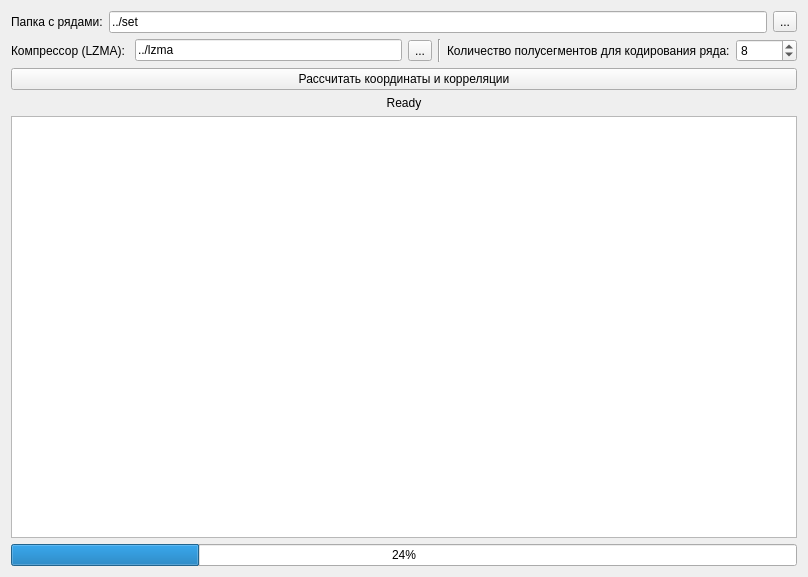
Qt form GUI/AnalyzeWidget.ui (gluk47/tsanalyzer) before a commit.
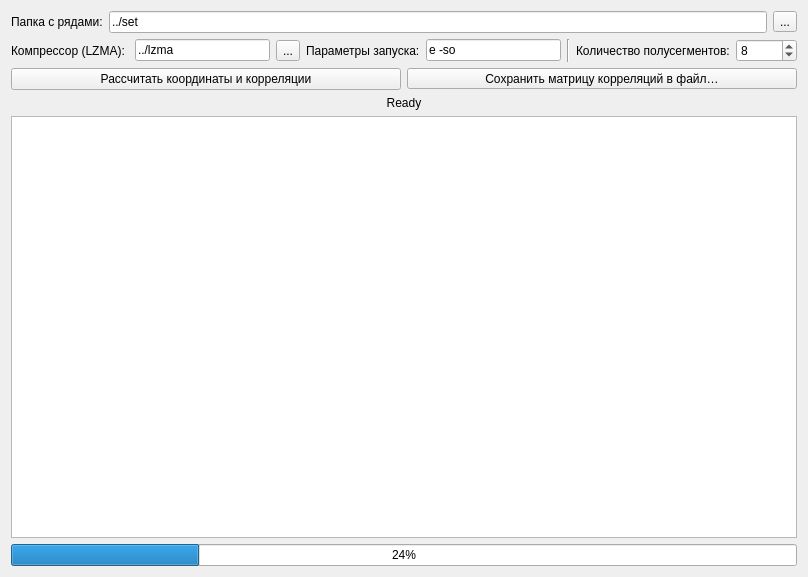
The same form after that commit. Icons and pictures are not drawn.

```diff
--- a/GUI/AnalyzeWidget.ui
+++ b/GUI/AnalyzeWidget.ui
@@ -62,6 +62,26 @@
        </property>
       </widget>
      </item>
+     <item>
+      <widget class="QLabel" name="label_4">
+       <property name="toolTip">
+        <string>&lt;html&gt;&lt;head/&gt;&lt;body&gt;&lt;p&gt;Аргументы командной строки для запуска компрессора.&lt;/p&gt;&lt;p&gt;Для lzma аргументы должны быть &lt;span style=&quot; font-weight:600;&quot;&gt;e -so&lt;/span&gt;.&lt;/p&gt;&lt;p&gt;Аргументы должны указывать компрессору сжимать данные и выводить результат в стандартный вывод (stdout).&lt;/p&gt;&lt;p&gt;Команда запуска компрессора выглядит следующим образом:&lt;br/&gt;lzma e -so uncompressed_file_name&lt;/p&gt;&lt;/body&gt;&lt;/html&gt;</string>
+       </property>
+       <property name="text">
+        <string>Параметры запуска:</string>
+       </property>
+      </widget>
+     </item>
+     <item>
+      <widget class="QLineEdit" name="lzmaArgs">
+       <property name="toolTip">
+        <string>&lt;html&gt;&lt;head/&gt;&lt;body&gt;&lt;p&gt;Аргументы командной строки для запуска компрессора.&lt;/p&gt;&lt;p&gt;Для lzma аргументы должны быть &lt;span style=&quot; font-weight:600;&quot;&gt;e -so&lt;/span&gt;.&lt;/p&gt;&lt;p&gt;Аргументы должны указывать компрессору сжимать данные и выводить результат в стандартный вывод (stdout).&lt;/p&gt;&lt;p&gt;Команда запуска компрессора выглядит следующим образом:&lt;br/&gt;lzma e -so uncompressed_file_name&lt;/p&gt;&lt;/body&gt;&lt;/html&gt;</string>
+       </property>
+       <property name="text">
+        <string>e -so</string>
+       </property>
+      </widget>
+     </item>
      <item>
       <widget class="Line" name="line">
        <property name="orientation">
@@ -75,7 +95,7 @@
         <string>&lt;html&gt;&lt;head/&gt;&lt;body&gt;&lt;p&gt;Область значений временного ряда равномерно разбивается на указанное количество полусегментов, а затем каждое его значение заменяется номером полусегмента, в которое это значение попадает; последний полусегмент дополняется справа до сегмента.&lt;/p&gt;&lt;p&gt;Это нужно для расчёта колмогоровской сложности и меры символьного разнообразия.&lt;/p&gt;&lt;/body&gt;&lt;/html&gt;</string>
        </property>
        <property name="text">
-        <string>Количество полусегментов для кодирования ряда:</string>
+        <string>Количество полусегментов:</string>
        </property>
       </widget>
      </item>
@@ -98,11 +118,58 @@
     </layout>
    </item>
    <item>
-    <widget class="QPushButton" name="go">
-     <property name="text">
-      <string>Рассчитать координаты и корреляции</string>
-     </property>
-    </widget>
+    <layout class="QHBoxLayout" name="horizontalLayout_3">
+     <item>
+      <widget class="QPushButton" name="go">
+       <property name="sizePolicy">
+        <sizepolicy hsizetype="MinimumExpanding" vsizetype="Fixed">
+         <horstretch>0</horstretch>
+         <verstretch>0</verstretch>
+        </sizepolicy>
+       </property>
+       <property name="text">
+        <string>Рассчитать координаты и корреляции</string>
+       </property>
+      </widget>
+     </item>
+     <item>
+      <widget class="QWidget" name="correlationSaveWidget" native="true">
+       <layout class="QHBoxLayout" name="horizontalLayout_4">
+        <property name="leftMargin">
+         <number>0</number>
+        </property>
+        <property name="topMargin">
+         <number>0</number>
+        </property>
+        <property name="rightMargin">
+         <number>0</number>
+        </property>
+        <property name="bottomMargin">
+         <number>0</number>
+        </property>
+        <item>
+         <widget class="QToolButton" name="saveCorrelations">
+          <property name="sizePolicy">
+           <sizepolicy hsizetype="MinimumExpanding" vsizetype="Fixed">
+            <horstretch>0</horstretch>
+            <verstretch>0</verstretch>
+           </sizepolicy>
+          </property>
+          <property name="text">
+           <string>Сохранить матрицу корреляций в файл…</string>
+          </property>
+          <property name="icon">
+           <iconset theme="document-save-as"/>
+          </property>
+          <property name="toolButtonStyle">
+           <enum>Qt::ToolButtonTextBesideIcon</enum>
+          </property>
+         </widget>
+        </item>
+       </layout>
+      </widget>
+     </item>
+    </layout>
    </item>
    <item>
     <widget class="QLabel" name="status">
```
Left out of the diff: 6 changed lines with no effect on the pictures.
